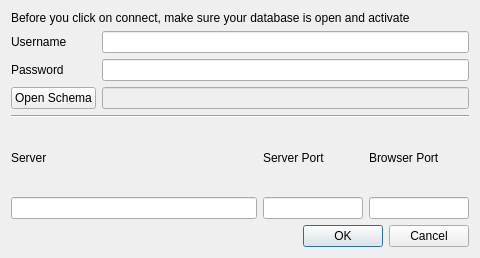
Qt form nestor/ui/dialogmenu_databaseconnect.ui (usnistgov/nestor) before a commit.
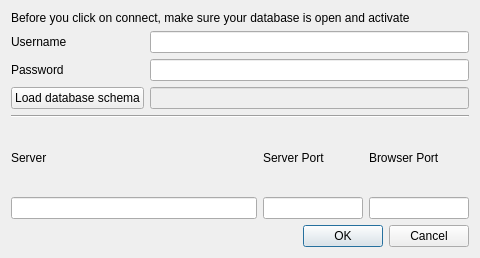
The same form after that commit.

What changed in the file:
```diff
--- a/nestor/ui/dialogmenu_databaseconnect.ui
+++ b/nestor/ui/dialogmenu_databaseconnect.ui
@@ -129,7 +129,7 @@
        <item row="2" column="0">
         <widget class="QPushButton" name="pushButton_DialogDatabaseConnection_OpenSchema">
          <property name="text">
-          <string>Open Schema</string>
+          <string>Load database schema</string>
          </property>
         </widget>
        </item>
```
